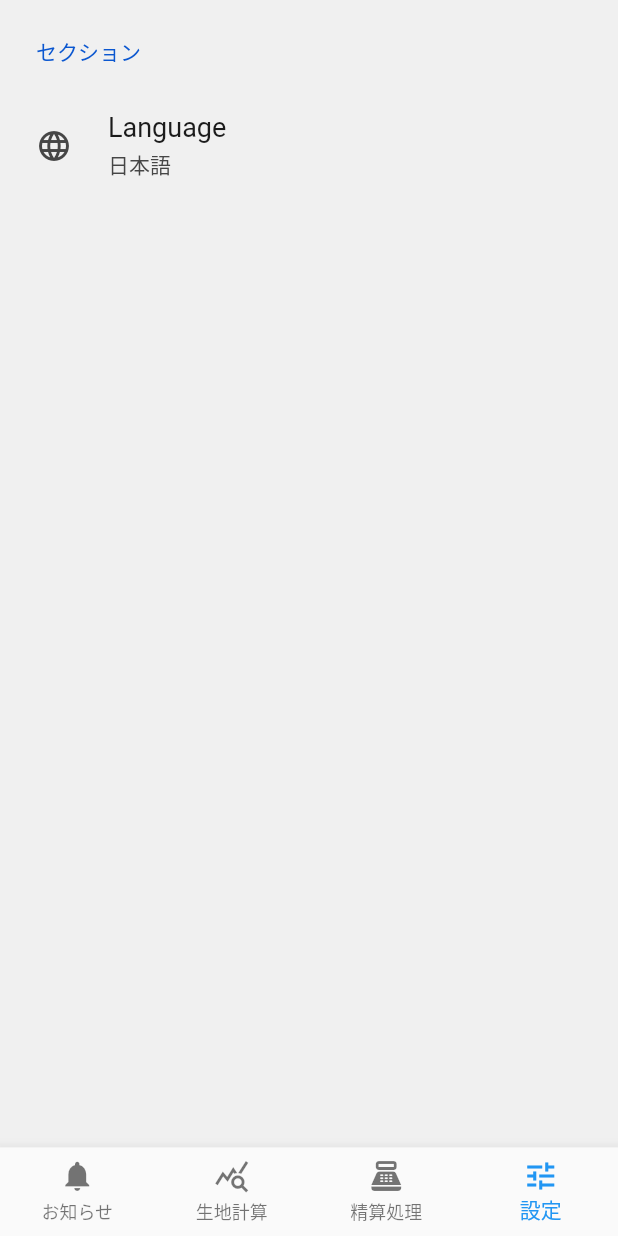
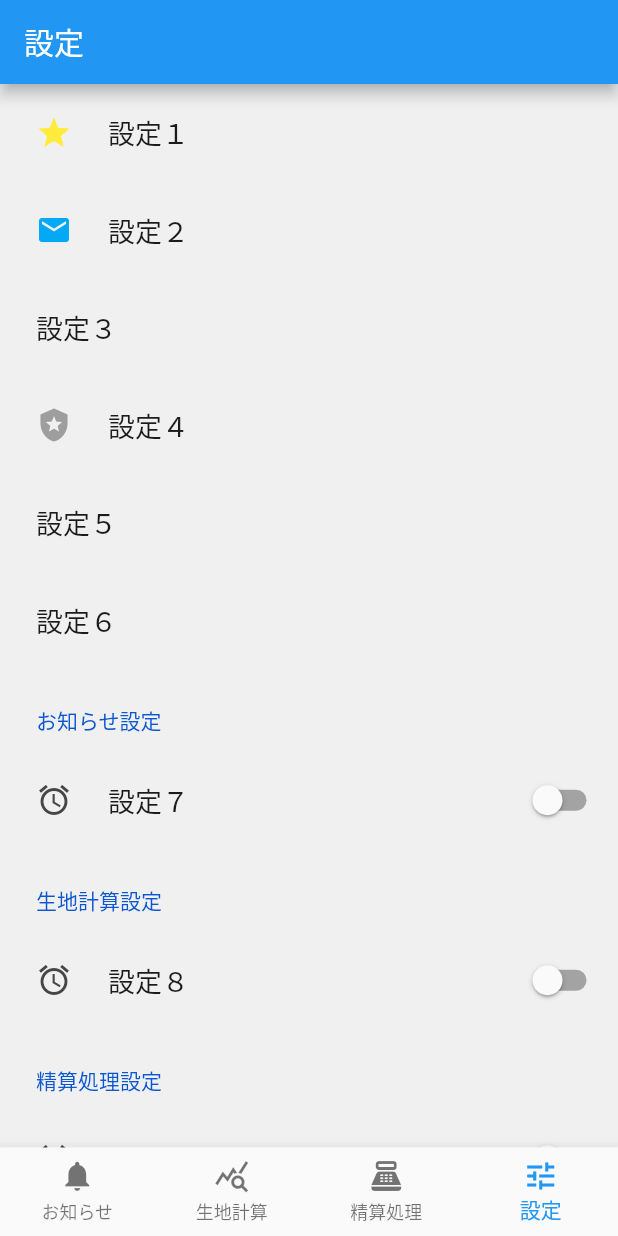
Before and after one commit to hotkyou/creampapa, a Flutter app: the screen it shows after launch, item 4 of the bottom bar chosen, on a phone screen of 412 x 824 dp. Run offline on Flutter 3.47's test engine with Material 2 defaults, Android fonts, the phone set to English and light mode, and no system bars; drawn by our look-alikes of settings_ui; our stand-ins replace cloud_firestore, firebase_core, flutter_hooks, hooks_riverpod, package_info_plus; missing offline and left inert: flutter_picker; accounts and stored records are empty.

Commit message:
add: SettingScreen in App version

```diff
--- a/lib/screens/setting.dart
+++ b/lib/screens/setting.dart
@@ -1,5 +1,7 @@
 import 'package:flutter/material.dart';
+import 'package:flutter_hooks/flutter_hooks.dart';
 import 'package:hooks_riverpod/hooks_riverpod.dart';
+import 'package:package_info_plus/package_info_plus.dart';
 import 'package:settings_ui/settings_ui.dart';
 
 class SettingScreen extends HookConsumerWidget {
@@ -7,20 +9,103 @@ class SettingScreen extends HookConsumerWidget {
 
   @override
   Widget build(BuildContext context, WidgetRef ref) {
-    return SettingsList(
-      sections: [
-        SettingsSection(
-          title: const Text('セクション'),
-          tiles: <SettingsTile>[
-            SettingsTile.navigation(
-              leading: const Icon(Icons.language),
-              title: const Text('Language'),
-              value: const Text('日本語'),
-              description: const Text('言語を選択'),
+    final fromPlatform = useMemoized(PackageInfo.fromPlatform);
+    final snapshot = useFuture(fromPlatform);
+    if (!snapshot.hasData) {
+      return const SizedBox.shrink();
+    }
+    return Scaffold(
+        appBar: AppBar(
+          title: const Text('設定'),
+        ),
+        body: SettingsList(
+          sections: [
+            SettingsSection(
+              tiles: [
+                SettingsTile.navigation(
+                  leading: const Icon(
+                    Icons.star,
+                    color: Colors.yellow,
+                  ),
+                  title: const Text('設定１'),
+                  onPressed: (context) {},
+                ),
+                SettingsTile.navigation(
+                  leading: const Icon(
+                    Icons.mail,
+                    color: Colors.lightBlue,
+                  ),
+                  title: const Text('設定２'),
+                  onPressed: (context) {},
+                ),
+                SettingsTile.navigation(
+                  title: const Text('設定３'),
+                  onPressed: (context) {},
+                ),
+                SettingsTile.navigation(
+                  leading: const Icon(
+                    Icons.local_police,
+                    color: Colors.grey,
+                  ),
+                  title: const Text('設定４'),
+                  onPressed: (context) {},
+                ),
+                SettingsTile.navigation(
+                  title: const Text('設定５'),
+                  onPressed: (context) {},
+                ),
+                SettingsTile.navigation(
+                  title: const Text('設定６'),
+                  onPressed: (context) {},
+                ),
+              ],
+            ),
+            SettingsSection(
+              title: const Text('お知らせ設定'),
+              tiles: [
+                SettingsTile.switchTile(
+                  title: const Text('設定７'),
+                  leading: const Icon(Icons.access_alarm),
+                  enabled: true,
+                  onToggle: (bool value) {},
+                  initialValue: null,
+                ),
+              ],
+            ),
+            SettingsSection(
+              title: const Text('生地計算設定'),
+              tiles: [
+                SettingsTile.switchTile(
+                  title: const Text('設定８'),
+                  leading: const Icon(Icons.access_alarm),
+                  enabled: true,
+                  onToggle: (bool value) {},
+                  initialValue: null,
+                ),
+              ],
+            ),
+            SettingsSection(
+              title: const Text('精算処理設定'),
+              tiles: [
+                SettingsTile.switchTile(
+                  title: const Text('設定９'),
+                  leading: const Icon(Icons.access_alarm),
+                  enabled: true,
+                  onToggle: (bool value) {},
+                  initialValue: null,
+                ),
+              ],
+            ),
+            SettingsSection(
+              title: const Text('アプリ情報'),
+              tiles: [
+                SettingsTile(
+                    leading: const Icon(Icons.info_outline),
+                    title: const Text('アプリのバージョン'),
+                    value: Text("${snapshot.data?.version}"))
+              ],
             ),
           ],
-        ),
-      ],
-    );
+        ));
   }
 }
--- a/pubspec.yaml
+++ b/pubspec.yaml
@@ -42,6 +42,8 @@ dependencies:
   flutter_picker: ^2.1.0
   settings_ui: ^2.0.2
   hooks_riverpod: ^2.3.6
+  package_info_plus: ^3.0.2
+  flutter_hooks: ^0.18.6
 
 dev_dependencies:
   flutter_test:
```
Also changed, not shown: pubspec.lock, 1 other file.
